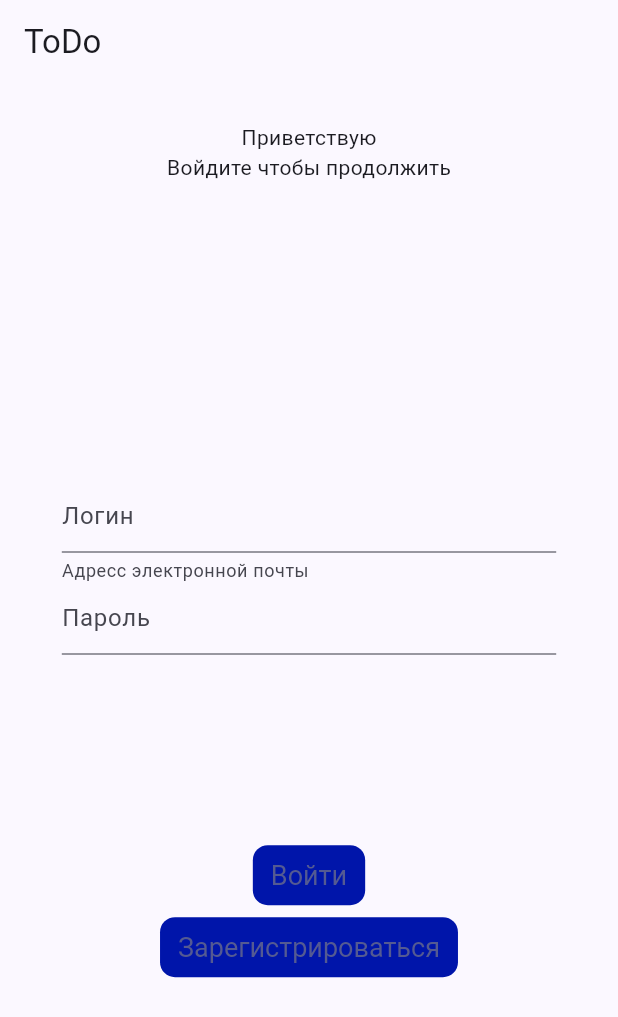
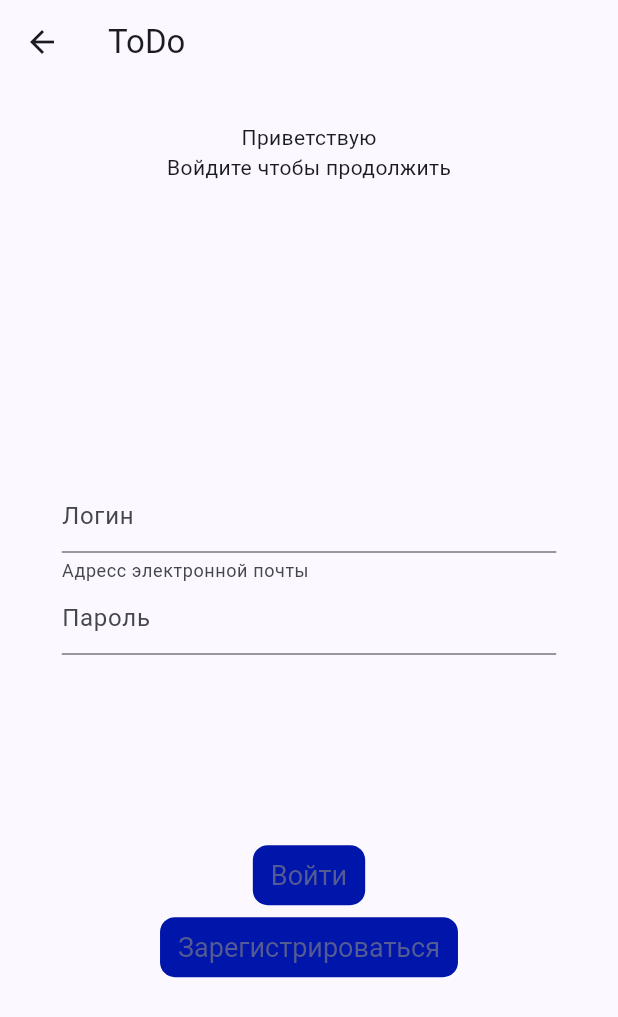
Before and after one commit to Pavel-Stefashin/ToDo, a Flutter app: the screen it shows after launch, after a tap on "войти", on a phone screen of 412 x 824 dp. Shown: the top 1017 px of the screen. Run offline on Flutter 3.47's test engine with Material 3 defaults, Android fonts, the phone set to English and light mode, and no system bars.

Commit message:
Определил классы MyTextButtomn и MyOutLineButtomn и поправил backButtomn в AppBarОпределил

```diff
--- a/lib/screans/login/signin.dart
+++ b/lib/screans/login/signin.dart
@@ -11,19 +11,10 @@ class Signin extends StatelessWidget {
     return Scaffold(
       appBar: AppBar(
         title: const Text('ToDo'),
-        /*actions: [
-          Center(
-            child: Align(
-              alignment: Alignment.centerLeft,
-              child: IconButton(
-                  onPressed: () {
-                    Navigator.pushNamedAndRemoveUntil(
-                        context, '/SigninSignup', (route) => false);
-                  },
-                  icon: Icon(Icons.arrow_back_rounded)),
-            ),
-          ),
-        ],*/
+        leading: IconButton(
+            onPressed: () {
+              Navigator.pushNamedAndRemoveUntil(context, '/SigninSignup', (remate) => false);
+            }, icon: const Icon(Icons.arrow_back_sharp)),
       ),
       body: Center(
         child: Container(
--- a/lib/screans/login/signup.dart
+++ b/lib/screans/login/signup.dart
@@ -10,6 +10,10 @@ class Signup extends StatelessWidget {
     return Scaffold(
       appBar: AppBar(
         title: const Text('ToDo'),
+        leading: IconButton(
+            onPressed: () {
+              Navigator.pushNamedAndRemoveUntil(context, '/SigninSignup', (remate) => false);
+            }, icon: const Icon(Icons.arrow_back_sharp)),
       ),
       body: Center(
         child: Container(
```
Also changed, not shown: lib/objects/MyTextButton.dart (added, +8 -0 lines), lib/objects/MyOutlinedButton.dart (added).
